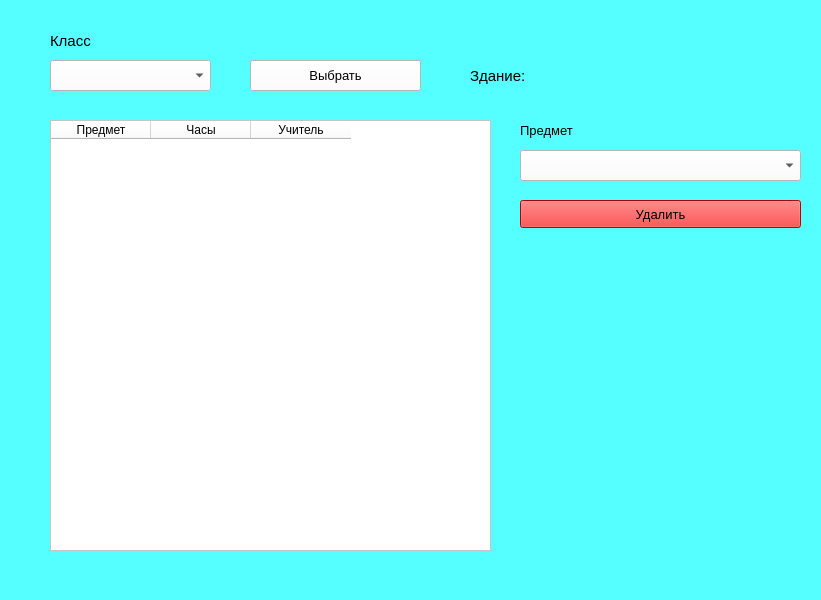
Above: frontend/class_teachers.ui from saaasssska/helper_by_school before the change. Below: the same form after it.
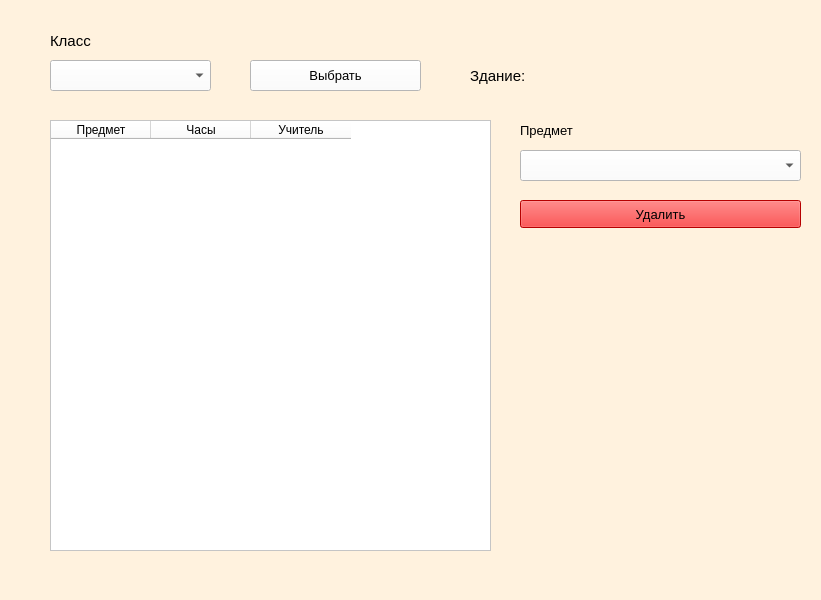
That is the form after the change. Icons and pictures are not drawn.

What changed in the file:
```diff
--- a/frontend/class_teachers.ui
+++ b/frontend/class_teachers.ui
@@ -14,7 +14,7 @@
    <string>classroom_teachers</string>
   </property>
   <property name="styleSheet">
-   <string notr="true">background-color: rgb(85, 255, 255);</string>
+   <string notr="true">background-color: rgb(255, 242, 222);</string>
   </property>
   <widget class="QComboBox" name="combo_classes">
    <property name="geometry">
```
